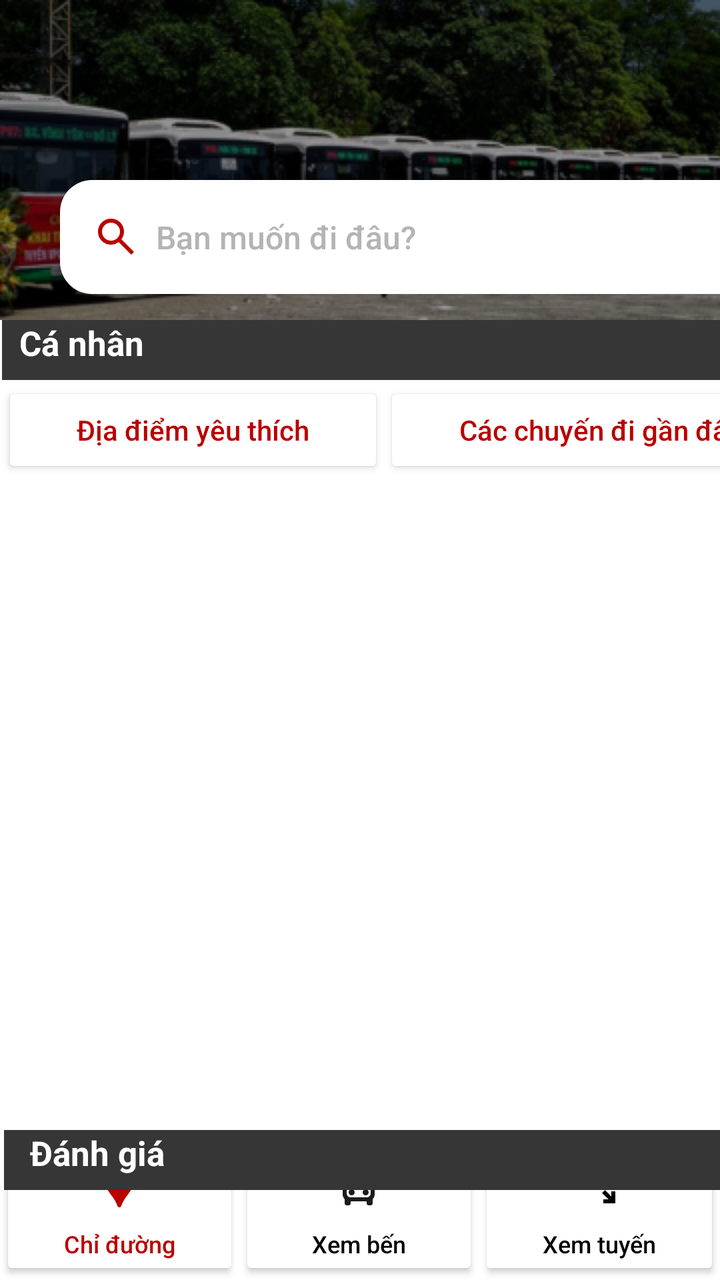
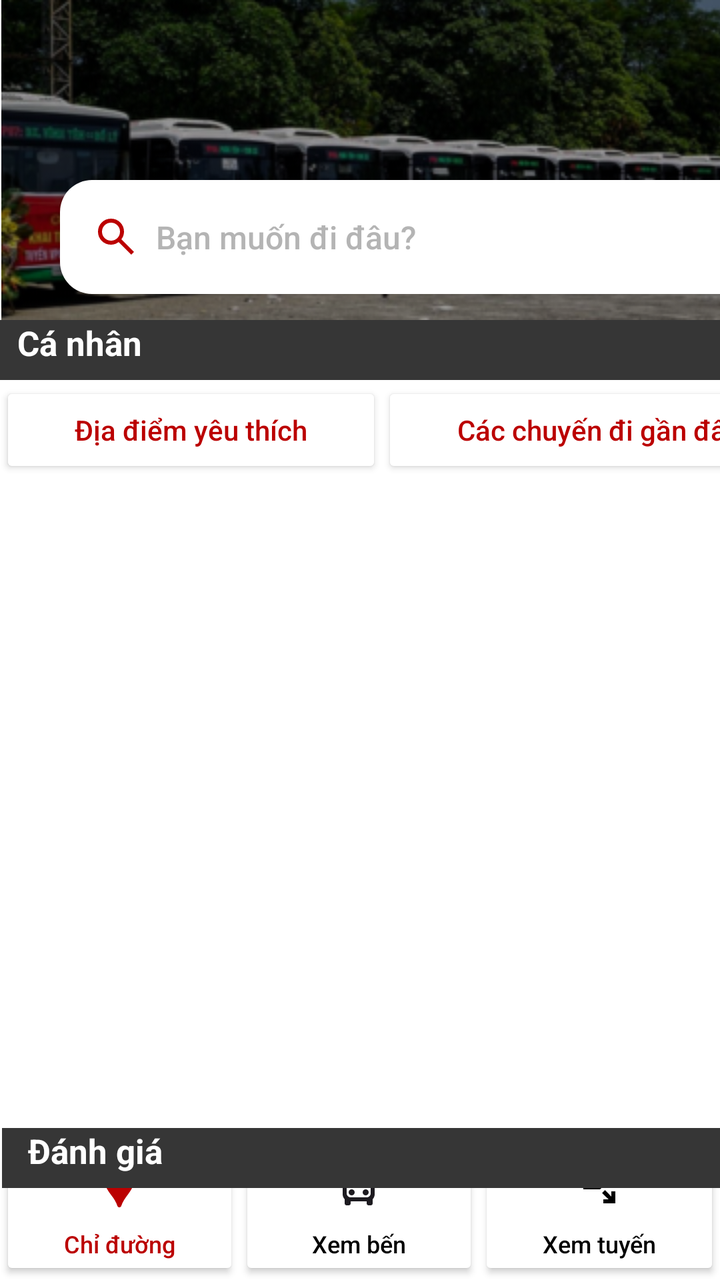

Two renders of the same Android screen: before a commit and after it. Below are the layout's source before the change and the commit's diff.
<!-- AndroidManifest.xml: application theme Theme.PTBus -->
<!-- res/layout/suggested.xml -->
<?xml version="1.0" encoding="utf-8"?>
<androidx.constraintlayout.widget.ConstraintLayout xmlns:android="http://schemas.android.com/apk/res/android"
    xmlns:app="http://schemas.android.com/apk/res-auto"
    xmlns:tools="http://schemas.android.com/tools"
    android:layout_width="match_parent"
    android:layout_height="match_parent"
    android:layout_weight="1"
    android:fitsSystemWindows="true">

    <LinearLayout
        android:id="@+id/linearLayout"
        android:layout_width="0dp"
        android:layout_height="wrap_content"
        android:orientation="horizontal"
        app:layout_constraintBottom_toBottomOf="parent"
        app:layout_constraintEnd_toEndOf="parent"
        app:layout_constraintHorizontal_bias="0.0"
        app:layout_constraintStart_toStartOf="parent"
        app:layout_constraintTop_toTopOf="parent"
        app:layout_constraintVertical_bias="1.0">

        <Button
            android:id="@+id/suggestButton"
            style="@style/NavigationButton"
            android:layout_width="wrap_content"
            android:layout_height="match_parent"
            android:layout_weight="1"
            android:drawableTop="@drawable/location_on_2light"
            android:text="@string/v_word_1"
            android:textColor="@color/main_color" />

        <Button
            android:id="@+id/stopsButton"
            style="@style/NavigationButton"
            android:layout_width="wrap_content"
            android:layout_height="match_parent"
            android:layout_weight="1"
            android:drawableTop="@drawable/directions_bus"
            android:text="@string/v_word_2" />

        <Button
            android:id="@+id/routeButton"
            style="@style/NavigationButton"
            android:layout_width="wrap_content"
            android:layout_height="match_parent"
            android:layout_weight="1"
            android:drawableTop="@drawable/outline_arrow_split"
            android:text="@string/v_word_3" />
    </LinearLayout>

    <Button
        android:id="@+id/searchButton"
        style="@style/NavigationButton"
        android:layout_width="350dp"
        android:layout_height="57dp"
        android:layout_marginStart="30dp"
        android:layout_marginTop="90dp"
        android:drawableLeft="@drawable/outline_search_24"
        android:text="Bạn muốn đi đâu?"
        android:textSize="16dp"
        android:textAlignment="textStart"
        android:textColor="#B4B4B4"
        app:layout_constraintStart_toStartOf="parent"
        app:layout_constraintTop_toTopOf="parent"
        android:background="@drawable/rounded_button"/>

    <ImageView
        android:id="@+id/imageView"
        android:layout_width="410dp"
        android:layout_height="160dp"
        app:layout_constraintEnd_toEndOf="parent"
        app:layout_constraintHorizontal_bias="0.0"
        app:layout_constraintStart_toStartOf="parent"
        app:layout_constraintTop_toTopOf="parent"
        app:srcCompat="@drawable/vp_main_pic" />

    <androidx.constraintlayout.widget.ConstraintLayout
        android:id="@+id/constraintLayout2"
        android:layout_width="409dp"
        android:layout_height="400dp"
        android:layout_marginStart="1dp"
        android:layout_marginTop="0dp"
        app:layout_constraintStart_toStartOf="parent"
        app:layout_constraintTop_toBottomOf="@+id/imageView">

        <androidx.constraintlayout.widget.ConstraintLayout
            android:layout_width="match_parent"
            android:layout_height="match_parent"
            app:layout_constraintStart_toStartOf="parent"
            app:layout_constraintTop_toBottomOf="@id/personalLayout">

        </androidx.constraintlayout.widget.ConstraintLayout>

        <TextView
            android:id="@+id/textView2"
            android:layout_width="match_parent"
            android:layout_height="30dp"
            android:layout_marginTop="0dp"
            android:layout_weight="1"
            android:text="  Cá nhân"
            android:textStyle="bold"
            android:textColor="#FFFFFF"
            android:textSize="17dp"
            android:background="#363636"
            app:layout_constraintStart_toStartOf="parent"
            app:layout_constraintTop_toTopOf="parent" />

        <LinearLayout
            android:id="@+id/personalLayout"
            android:layout_width="407dp"
            android:layout_height="50dp"
            android:layout_marginTop="1dp"
            android:orientation="horizontal"
            app:layout_constraintStart_toStartOf="parent"
            app:layout_constraintTop_toBottomOf="@id/textView2">

            <Button
                style="@style/StopsPageButton"
                android:id="@+id/favourite"
                android:layout_width="wrap_content"
                android:layout_height="wrap_content"
                android:layout_weight="1"
                android:text="Địa điểm yêu thích" />

            <Button
                style="@style/StopsPageButton"
                android:id="@+id/history"
                android:layout_width="wrap_content"
                android:layout_height="wrap_content"
                android:layout_weight="1"
                android:text="Các chuyến đi gần đây" />
        </LinearLayout>
    </androidx.constraintlayout.widget.ConstraintLayout>

    <androidx.constraintlayout.widget.ConstraintLayout
        android:layout_width="409dp"
        android:layout_height="100dp"
        android:layout_marginStart="1dp"
        android:layout_marginTop="1dp"
        app:layout_constraintStart_toStartOf="parent"
        app:layout_constraintTop_toBottomOf="@+id/constraintLayout2">

        <TextView
            android:id="@+id/textView4"
            android:layout_width="match_parent"
            android:layout_height="30dp"
            android:layout_marginStart="1dp"
            android:layout_marginTop="4dp"
            android:text="   Đánh giá"
            android:textStyle="bold"
            android:textColor="@color/white"
            android:textSize="17dp"
            android:background="#363636"
            app:layout_constraintStart_toStartOf="parent"
            app:layout_constraintTop_toTopOf="parent" />
    </androidx.constraintlayout.widget.ConstraintLayout>


</androidx.constraintlayout.widget.ConstraintLayout>
<!-- resources referenced by this layout -->
<resources>
  <color name="main_color">#BB0000</color>
  <color name="white">#FFFFFFFF</color>
  <!-- drawable outline_arrow_split (drawable) -->
  <vector xmlns:android="http://schemas.android.com/apk/res/android" android:autoMirrored="true" android:height="24dp" android:tint="#000000" android:viewportHeight="960" android:viewportWidth="960" android:width="24dp">
        
      <path android:fillColor="@android:color/white" android:pathData="M160,520L160,440L464,440L664,240L560,240L560,160L800,160L800,400L720,400L720,296L496,520L160,520ZM560,800L560,720L664,720L536,594L594,536L720,664L720,560L800,560L800,800L560,800Z"/>
      
  </vector>
  <!-- drawable outline_search_24 (drawable) -->
  <vector xmlns:android="http://schemas.android.com/apk/res/android" android:height="24dp" android:tint="#BB0000" android:viewportHeight="960" android:viewportWidth="960" android:width="24dp">
        
      <path android:fillColor="@android:color/white" android:pathData="M784,840L532,588Q502,612 463,626Q424,640 380,640Q271,640 195.5,564.5Q120,489 120,380Q120,271 195.5,195.5Q271,120 380,120Q489,120 564.5,195.5Q640,271 640,380Q640,424 626,463Q612,502 588,532L840,784L784,840ZM380,560Q455,560 507.5,507.5Q560,455 560,380Q560,305 507.5,252.5Q455,200 380,200Q305,200 252.5,252.5Q200,305 200,380Q200,455 252.5,507.5Q305,560 380,560Z"/>
      
  </vector>
  <!-- drawable rounded_button (drawable) -->
  <?xml version="1.0" encoding="utf-8"?>
  <shape xmlns:android="http://schemas.android.com/apk/res/android"
      android:shape="rectangle">
  
      
      <solid android:color="#FFFFFF"/>
  
      
      <corners android:radius="16dp"/>
  
  </shape>
  <string name="v_word_1">Chỉ đường</string>
  <string name="v_word_2">Xem bến</string>
  <string name="v_word_3">Xem tuyến</string>
  <style name="NavigationButton" parent="Widget.AppCompat.Button">
          <item name="android:backgroundTint">#FFFFFF</item>
          <item name="android:textColor">#000000</item>
          <item name="android:textSize">12sp</item>
          <item name="android:textAllCaps">false</item>
          <item name="android:drawablePadding">3dp</item>
      </style>
  <style name="StopsPageButton" parent="Widget.AppCompat.Button">
          <item name="android:backgroundTint">#FFFFFF</item>
          <item name="android:textColor">#BB0000</item>
          <item name="android:textSize">14sp</item>
          <item name="android:textAllCaps">false</item>
          <item name="android:drawablePadding">3dp</item>
      </style>
  <style name="Theme.PTBus" parent="Theme.MaterialComponents.DayNight.NoActionBar">
          
          <item name="colorPrimary">@color/white</item>
          <item name="colorPrimaryVariant">@color/main_color</item>
          <item name="colorOnPrimary">@color/black</item>
          
          <item name="colorSecondary">@color/teal_200</item>
          <item name="colorSecondaryVariant">@color/teal_700</item>
          <item name="colorOnSecondary">@color/black</item>
          
          <item name="android:statusBarColor">?attr/colorPrimaryVariant</item>
          
          <item name="android:windowFullscreen">false</item>
          <item name="android:fitsSystemWindows">true</item>
      </style>
  <color name="black">#FF000000</color>
  <color name="teal_200">#FF03DAC5</color>
  <color name="teal_700">#FF018786</color>
  <!-- unchanged entries left out for length: 3 -->
</resources>

<!-- the commit's change to res/layout/suggested.xml (unified diff, before → after) -->
@@ -66,7 +66,7 @@
 
     <ImageView
         android:id="@+id/imageView"
-        android:layout_width="410dp"
+        android:layout_width="411dp"
         android:layout_height="160dp"
         app:layout_constraintEnd_toEndOf="parent"
         app:layout_constraintHorizontal_bias="0.0"
@@ -76,10 +76,8 @@
 
     <androidx.constraintlayout.widget.ConstraintLayout
         android:id="@+id/constraintLayout2"
-        android:layout_width="409dp"
+        android:layout_width="411dp"
         android:layout_height="400dp"
-        android:layout_marginStart="1dp"
-        android:layout_marginTop="0dp"
         app:layout_constraintStart_toStartOf="parent"
         app:layout_constraintTop_toBottomOf="@+id/imageView">
 
@@ -97,11 +95,11 @@
             android:layout_height="30dp"
             android:layout_marginTop="0dp"
             android:layout_weight="1"
+            android:background="#363636"
             android:text="  Cá nhân"
-            android:textStyle="bold"
             android:textColor="#FFFFFF"
             android:textSize="17dp"
-            android:background="#363636"
+            android:textStyle="bold"
             app:layout_constraintStart_toStartOf="parent"
             app:layout_constraintTop_toTopOf="parent" />
 
@@ -115,16 +113,16 @@
             app:layout_constraintTop_toBottomOf="@id/textView2">
 
             <Button
+                android:id="@+id/favourite"
                 style="@style/StopsPageButton"
-                android:id="@+id/favourite"
                 android:layout_width="wrap_content"
                 android:layout_height="wrap_content"
                 android:layout_weight="1"
                 android:text="Địa điểm yêu thích" />
 
             <Button
+                android:id="@+id/history"
                 style="@style/StopsPageButton"
-                android:id="@+id/history"
                 android:layout_width="wrap_content"
                 android:layout_height="wrap_content"
                 android:layout_weight="1"
@@ -133,10 +131,8 @@
     </androidx.constraintlayout.widget.ConstraintLayout>
 
     <androidx.constraintlayout.widget.ConstraintLayout
-        android:layout_width="409dp"
+        android:layout_width="411dp"
         android:layout_height="100dp"
-        android:layout_marginStart="1dp"
-        android:layout_marginTop="1dp"
         app:layout_constraintStart_toStartOf="parent"
         app:layout_constraintTop_toBottomOf="@+id/constraintLayout2">
 
@@ -146,11 +142,11 @@
             android:layout_height="30dp"
             android:layout_marginStart="1dp"
             android:layout_marginTop="4dp"
+            android:background="#363636"
             android:text="   Đánh giá"
-            android:textStyle="bold"
             android:textColor="@color/white"
             android:textSize="17dp"
-            android:background="#363636"
+            android:textStyle="bold"
             app:layout_constraintStart_toStartOf="parent"
             app:layout_constraintTop_toTopOf="parent" />
     </androidx.constraintlayout.widget.ConstraintLayout>
